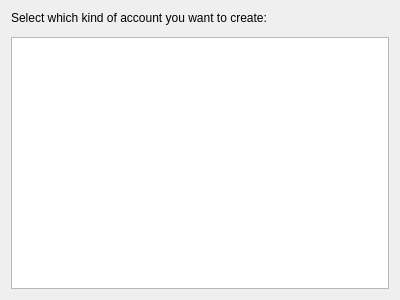
Above: accountwizard/typepage.ui from KDE/kdepim-runtime before the change. Below: the same form after it.
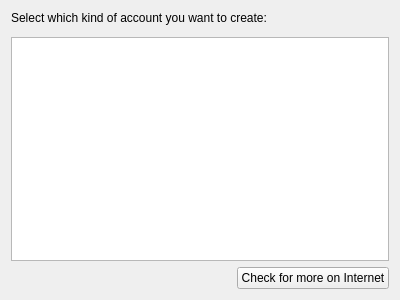
That is the form after the change. Custom widgets are drawn as their Qt base class.

What changed in the file:
```diff
--- a/accountwizard/typepage.ui
+++ b/accountwizard/typepage.ui
@@ -46,6 +46,30 @@
      </attribute>
     </widget>
    </item>
+   <item>
+    <layout class="QHBoxLayout" name="horizontalLayout">
+     <item>
+      <spacer name="horizontalSpacer">
+       <property name="orientation">
+        <enum>Qt::Horizontal</enum>
+       </property>
+       <property name="sizeHint" stdset="0">
+        <size>
+         <width>40</width>
+         <height>20</height>
+        </size>
+       </property>
+      </spacer>
+     </item>
+     <item>
+      <widget class="QPushButton" name="ghnsButton">
+       <property name="text">
+        <string>Check for more on Internet</string>
+       </property>
+      </widget>
+     </item>
+    </layout>
+   </item>
   </layout>
  </widget>
  <customwidgets>
```
